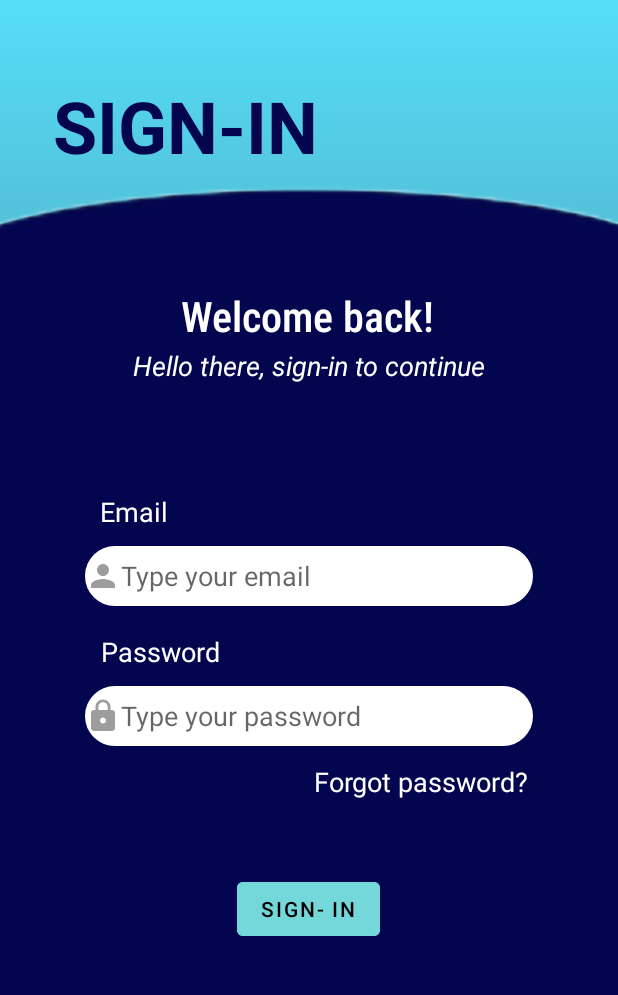
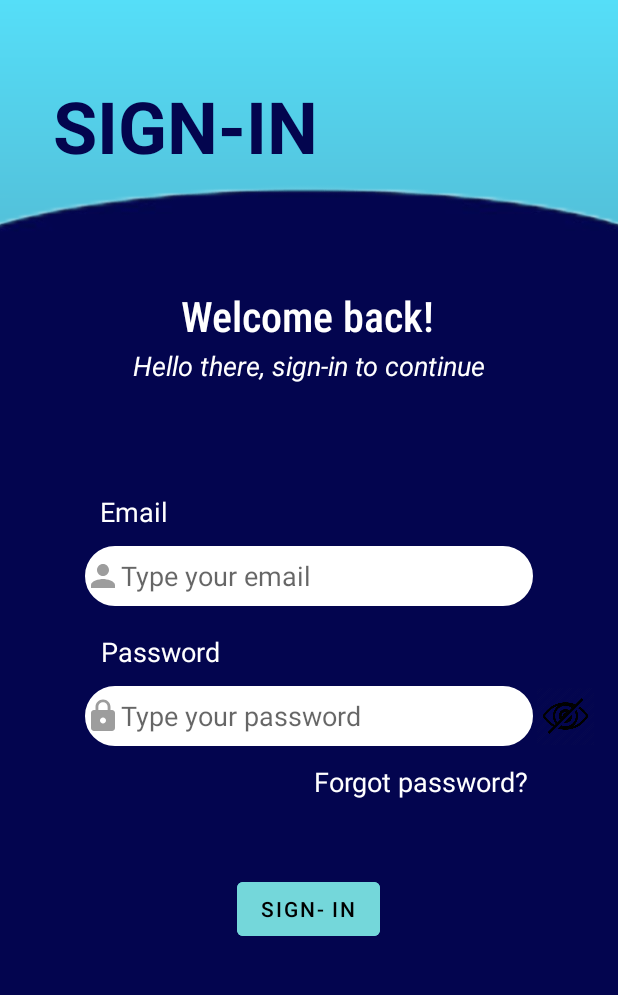
Before and after one commit to cob-byte/Recom, an Android app: the SignIn screen opened directly, with no data from a screen before it, on a phone screen of 412 x 824 dp, the part 84-1079 px from its top. Run offline under Robolectric (Android 15) with nearby library versions, the phone set to English and light mode, and no system bars; our stand-ins replace Firebase (no records; nobody signed in at launch, a user with empty details on screens opened directly).

Commit message:
changes
show/hide pass,
cannot login if email is not verified
 - added dialog box and a button to go to an email app,
check if user is logged in on start,
added temp sign out button.

```diff
--- a/app/src/main/res/layout/activity_sign_in.xml
+++ b/app/src/main/res/layout/activity_sign_in.xml
@@ -19,6 +19,18 @@
         app:layout_constraintStart_toStartOf="parent"
         app:layout_constraintTop_toBottomOf="@+id/Sgn"
         tools:ignore="MissingConstraints" />
+
+    <ImageView
+        android:id="@+id/pwd_showhide"
+        android:layout_width="38dp"
+        android:layout_height="40dp"
+        android:focusable="false"
+        app:layout_constraintBottom_toBottomOf="parent"
+        app:layout_constraintEnd_toEndOf="parent"
+        app:layout_constraintHorizontal_bias="0.957"
+        app:layout_constraintStart_toStartOf="parent"
+        app:layout_constraintTop_toTopOf="parent"
+        app:layout_constraintVertical_bias="0.628" />
 
     <TextView
         android:id="@+id/Sgn"
@@ -143,7 +155,6 @@
 
     <Button
         android:id="@+id/btnsignin"
-
         android:layout_width="wrap_content"
         android:layout_height="wrap_content"
         android:text="Sign- in"
```
Also changed, not shown: app/src/main/java/com/example/recom/MainActivity.java (+18 -0 lines), app/src/main/java/com/example/recom/SignIn.java (+54 -0 lines), app/src/main/java/com/example/recom/dashboard.java (+20 -2 lines), app/src/main/res/layout/activity_dashboard.xml (+6 -1 lines), app/src/main/res/drawable-v24/hide_pwd.png (added), app/src/main/res/drawable-v24/show_pwd.png (added).
